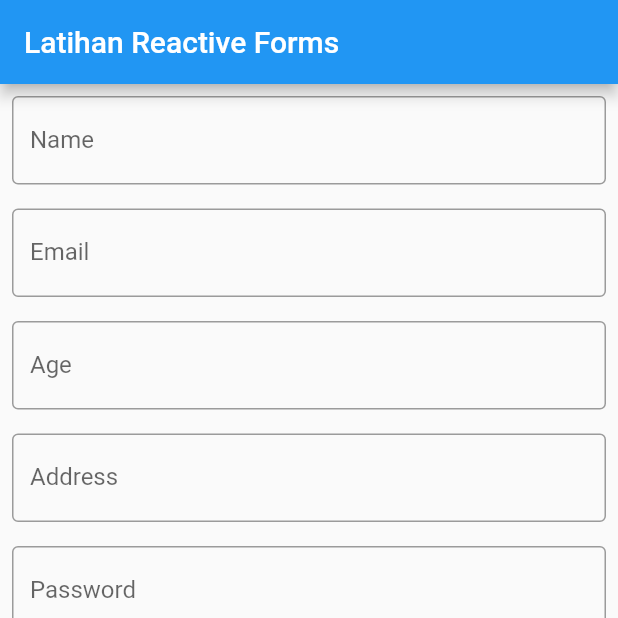
After one commit to oxychan/learn-reactive-forms, a Flutter app: the screen it shows after launch, on a phone screen of 412 x 824 dp, the top half of it. The commit adds this screen. Run offline on Flutter 3.47's test engine with Material 2 defaults, Android fonts, the phone set to English and light mode, and no system bars; drawn by our look-alikes of reactive_forms; our stand-ins replace easy_localization.

Commit message:
separate form into page

```diff
--- a/lib/main.dart
+++ b/lib/main.dart
@@ -1,6 +1,7 @@
 import 'package:easy_localization/easy_localization.dart';
 import 'package:flutter/material.dart';
 import 'package:latihan_reactive_forms/generated/lib/translations';
+import 'package:latihan_reactive_forms/page/form/form_page.dart';
 import 'package:latihan_reactive_forms/translations/locale_keys.g.dart';
 import 'package:reactive_forms/reactive_forms.dart';
 
@@ -8,7 +9,8 @@ void main() async {
   WidgetsFlutterBinding.ensureInitialized();
   await EasyLocalization.ensureInitialized();
 
-  runApp(EasyLocalization(
+  runApp(
+    EasyLocalization(
       supportedLocales: const [
         Locale('en'),
         Locale('id'),
@@ -17,30 +19,12 @@ void main() async {
       fallbackLocale: const Locale('id'),
       assetLoader: const CodegenLoader(),
       child: const MyApp(),
-  ));
+    ),
+  );
 }
 
-class MyApp extends StatefulWidget {
-  const MyApp({Key? key}) : super(key: key);
-
-  @override
-  State<MyApp> createState() => _MyAppState();
-}
-
-class _MyAppState extends State<MyApp> {
-  final form = FormGroup({
-    'name': FormControl<String>(validators: [Validators.required]),
-    'email': FormControl<String>(
-        validators: [Validators.required, Validators.email]),
-    'age': FormControl<String>(
-        validators: [Validators.required, Validators.number]),
-    'address': FormControl<String>(validators: [Validators.required]),
-    'password': FormControl<String>(validators: [Validators.required]),
-    'passwordConfirmation':
-        FormControl<String>(validators: [Validators.required]),
-  }, validators: [
-    Validators.mustMatch('password', 'passwordConfirmation')
-  ]);
+class MyApp extends StatelessWidget {
+  const MyApp({super.key});
 
   @override
   Widget build(BuildContext context) {
@@ -48,115 +32,18 @@ class _MyAppState extends State<MyApp> {
       localizationsDelegates: context.localizationDelegates,
       supportedLocales: context.supportedLocales,
       locale: context.locale,
-      home: Builder(builder: (BuildContext context) {
+      home: Builder(
+        builder: (BuildContext context) {
           return Scaffold(
-          appBar: AppBar(title: const Text('Latihan Ractive Forms')),
-          body: SingleChildScrollView(
-            child: ReactiveForm(
-              formGroup: form,
-              child: Column(
-                children: <Widget>[
-                  ReactiveTextField(
-                    formControlName: 'name',
-                    decoration: const InputDecoration(
-                      border: OutlineInputBorder(),
-                      labelText: 'Name',
+            appBar: AppBar(
+              title: const Text('Latihan Reactive Forms'),
             ),
-                    validationMessages: {
-                      ValidationMessage.required: (error) =>
-                          LocaleKeys.field_required.tr()
+            body: const SingleChildScrollView(
+              child: FormPage(),
+            ),
+          );
         },
       ),
-                  ReactiveTextField(
-                    formControlName: 'email',
-                    decoration: const InputDecoration(
-                      border: OutlineInputBorder(),
-                      labelText: 'Email',
-                    ),
-                    validationMessages: {
-                      ValidationMessage.required: (error) =>
-                          LocaleKeys.field_required.tr(),
-                      ValidationMessage.email: (error) =>
-                          LocaleKeys.email_required.tr(),
-                    },
-                  ),
-                  ReactiveTextField(
-                    formControlName: 'age',
-                    keyboardType: TextInputType.number,
-                    decoration: const InputDecoration(
-                      border: OutlineInputBorder(),
-                      labelText: 'Age',
-                    ),
-                    validationMessages: {
-                      ValidationMessage.required: (error) =>
-                          LocaleKeys.field_required.tr(),
-                      ValidationMessage.number: (error) =>
-                          'Input must be a number',
-                    },
-                  ),
-                  ReactiveTextField(
-                    formControlName: 'address',
-                    decoration: const InputDecoration(
-                      border: OutlineInputBorder(),
-                      labelText: 'Address',
-                    ),
-                    validationMessages: {
-                      ValidationMessage.required: (error) =>
-                          LocaleKeys.field_required.tr(),
-                    },
-                  ),
-                  ReactiveTextField(
-                    formControlName: 'password',
-                    decoration: const InputDecoration(
-                      border: OutlineInputBorder(),
-                      labelText: 'Password',
-                    ),
-                    obscureText: true,
-                    validationMessages: {
-                      ValidationMessage.required: (error) =>
-                          LocaleKeys.field_required.tr(),
-                    },
-                  ),
-                  ReactiveTextField(
-                    formControlName: 'passwordConfirmation',
-                    decoration: const InputDecoration(
-                        border: OutlineInputBorder(),
-                        labelText: 'Password Confirmation'),
-                    obscureText: true,
-                    validationMessages: {
-                      ValidationMessage.required: (error) =>
-                          LocaleKeys.field_required.tr(),
-                      ValidationMessage.mustMatch: (error) =>
-                          LocaleKeys.password_not_match.tr(),
-                    },
-                  ),
-                  SizedBox(
-                    width: double.infinity,
-                    height: 50,
-                    child: ElevatedButton(
-                      onPressed: () {
-                        String snackMessage = form.valid
-                            ? 'Data submited with no error'
-                            : 'Can not submit! Field conatains error';
-                        final snackBar = SnackBar(
-                          content: Text(snackMessage),
-                        );
-                        ScaffoldMessenger.of(context).showSnackBar(snackBar);
-                      },
-                      child: const Text('Submit'),
-                    ),
-                  ),
-                ]
-                    .map((widget) => Padding(
-                          padding: const EdgeInsets.all(8),
-                          child: widget,
-                        ))
-                    .toList(),
-              ),
-            ),
-          ),
-        );
-      }),
     );
   }
 }
--- /dev/null
+++ b/lib/page/form/form_page.dart
@@ -0,0 +1,134 @@
+import 'package:easy_localization/easy_localization.dart';
+import 'package:flutter/material.dart';
+import 'package:reactive_forms/reactive_forms.dart';
+
+import '../../translations/locale_keys.g.dart';
+
+class FormPage extends StatefulWidget {
+  const FormPage({super.key});
+
+  @override
+  State<FormPage> createState() => _FormPageState();
+}
+
+class _FormPageState extends State<FormPage> {
+  final form = FormGroup(
+    {
+      'name': FormControl<String>(validators: [Validators.required]),
+      'email': FormControl<String>(
+          validators: [Validators.required, Validators.email]),
+      'age': FormControl<String>(
+          validators: [Validators.required, Validators.number]),
+      'address': FormControl<String>(validators: [Validators.required]),
+      'password': FormControl<String>(validators: [Validators.required]),
+      'passwordConfirmation':
+          FormControl<String>(validators: [Validators.required]),
+    },
+    validators: [Validators.mustMatch('password', 'passwordConfirmation')],
+  );
+
+  @override
+  Widget build(BuildContext context) {
+    return ReactiveForm(
+      formGroup: form,
+      child: Column(
+        children: <Widget>[
+          ReactiveTextField(
+            formControlName: 'name',
+            decoration: const InputDecoration(
+              border: OutlineInputBorder(),
+              labelText: 'Name',
+            ),
+            validationMessages: {
+              ValidationMessage.required: (error) =>
+                  LocaleKeys.field_required.tr()
+            },
+          ),
+          ReactiveTextField(
+            formControlName: 'email',
+            decoration: const InputDecoration(
+              border: OutlineInputBorder(),
+              labelText: 'Email',
+            ),
+            validationMessages: {
+              ValidationMessage.required: (error) =>
+                  LocaleKeys.field_required.tr(),
+              ValidationMessage.email: (error) =>
+                  LocaleKeys.email_required.tr(),
+            },
+          ),
+          ReactiveTextField(
+            formControlName: 'age',
+            keyboardType: TextInputType.number,
+            decoration: const InputDecoration(
+              border: OutlineInputBorder(),
+              labelText: 'Age',
+            ),
+            validationMessages: {
+              ValidationMessage.required: (error) =>
+                  LocaleKeys.field_required.tr(),
+              ValidationMessage.number: (error) => 'Input must be a number',
+            },
+          ),
+          ReactiveTextField(
+            formControlName: 'address',
+            decoration: const InputDecoration(
+              border: OutlineInputBorder(),
+              labelText: 'Address',
+            ),
+            validationMessages: {
+              ValidationMessage.required: (error) =>
+                  LocaleKeys.field_required.tr(),
+            },
+          ),
+          ReactiveTextField(
+            formControlName: 'password',
+            decoration: const InputDecoration(
+              border: OutlineInputBorder(),
+              labelText: 'Password',
+            ),
+            obscureText: true,
+            validationMessages: {
+              ValidationMessage.required: (error) =>
+                  LocaleKeys.field_required.tr(),
+            },
+          ),
+          ReactiveTextField(
+            formControlName: 'passwordConfirmation',
+            decoration: const InputDecoration(
+                border: OutlineInputBorder(),
+                labelText: 'Password Confirmation'),
+            obscureText: true,
+            validationMessages: {
+              ValidationMessage.required: (error) =>
+                  LocaleKeys.field_required.tr(),
+              ValidationMessage.mustMatch: (error) =>
+                  LocaleKeys.password_not_match.tr(),
+            },
+          ),
+          SizedBox(
+            width: double.infinity,
+            height: 50,
+            child: ElevatedButton(
+              onPressed: () {
+                String snackMessage = form.valid
+                    ? 'Data submited with no error'
+                    : 'Can not submit! Field conatains error';
+                final snackBar = SnackBar(
+                  content: Text(snackMessage),
+                );
+                ScaffoldMessenger.of(context).showSnackBar(snackBar);
+              },
+              child: const Text('Submit'),
+            ),
+          ),
+        ]
+            .map((widget) => Padding(
+                  padding: const EdgeInsets.all(8),
+                  child: widget,
+                ))
+            .toList(),
+      ),
+    );
+  }
+}
```
Lines whose indentation alone changed are shown as unchanged.
